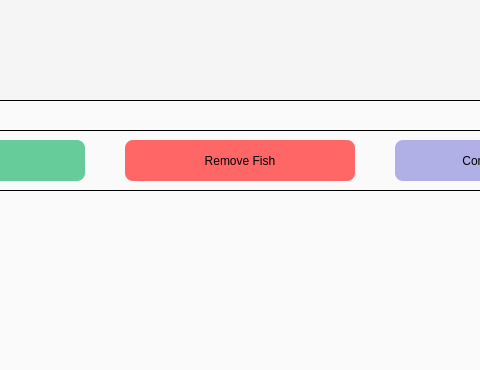
Qt form src/ui/generated/PondUI.ui (Nukie90/fish_pond) before a commit; both pictures show x 305 to 785 and y 350 to 720 of the 1080 by 720 pixel window.
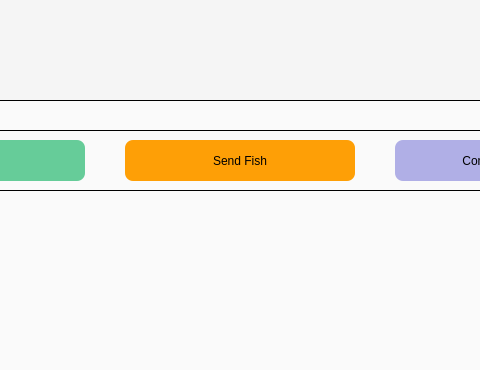
The same form after that commit. Icons and pictures are not drawn.

Commit message: modify ui from remove fish to send fish

Diff of the .ui file:
```diff
--- a/src/ui/generated/PondUI.ui
+++ b/src/ui/generated/PondUI.ui
@@ -65,12 +65,12 @@
      </property>
      <property name="styleSheet">
       <string notr="true">font: 600 18pt &quot;Times New Roman&quot;;
-background-color: #FF6666;
+background-color: #FE9F06;
 border: none;
 border-radius: 8px;</string>
      </property>
      <property name="text">
-      <string>Remove Fish</string>
+      <string>Send Fish</string>
      </property>
     </widget>
     <widget class="QPushButton" name="addfishButton">
```
Left out of the diff: 4 changed lines with no effect on the pictures. The commit also changes 2 other files.
